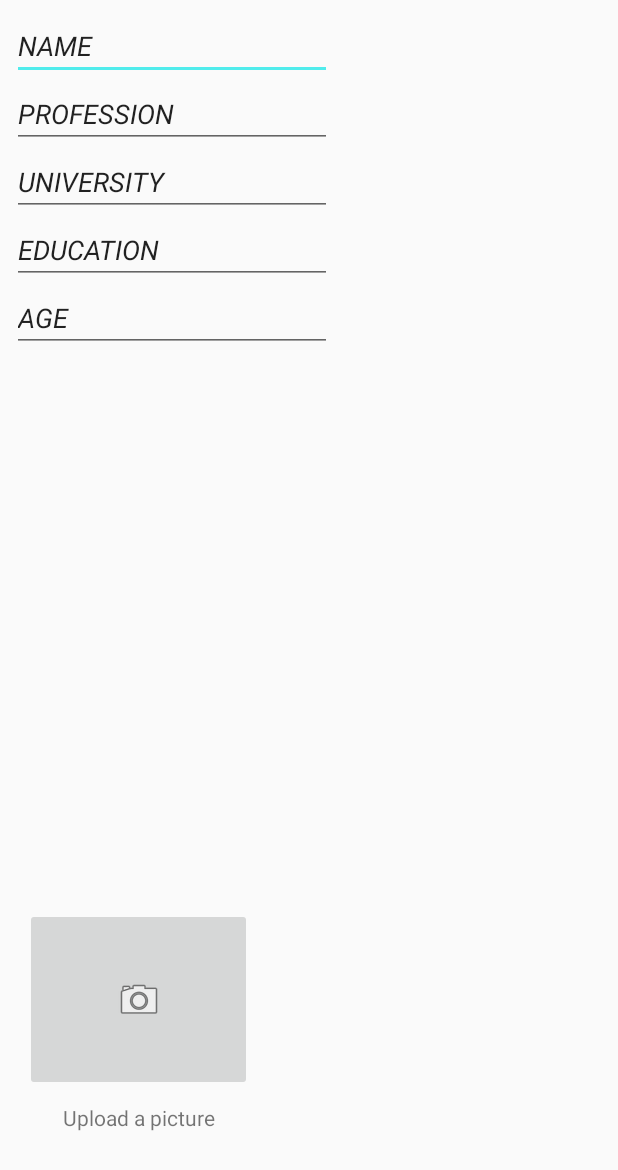
After one commit to nugready/PB_Revised, an Android app: the layout activity_customize_profile.xml on its own in the app's theme, with its tools: preview values and no code run, on a phone screen of 412 x 824 dp. The commit adds this screen. Shown: the top 1170 px of the screen. Run offline under Robolectric (Android 15) with nearby library versions, the phone set to English and light mode, and no system bars.

Commit message:
customize profile

```diff
--- /dev/null
+++ b/app/src/main/res/layout/activity_customize_profile.xml
@@ -0,0 +1,108 @@
+<?xml version="1.0" encoding="utf-8"?>
+<LinearLayout xmlns:android="http://schemas.android.com/apk/res/android"
+    xmlns:app="http://schemas.android.com/apk/res-auto"
+    xmlns:tools="http://schemas.android.com/tools"
+    android:layout_width="match_parent"
+    android:layout_height="match_parent"
+    android:weightSum="1"
+    android:orientation="vertical">
+
+
+    <android.support.constraint.ConstraintLayout
+        android:layout_width="match_parent"
+        android:layout_height="match_parent">
+
+        <LinearLayout
+            android:layout_width="361dp"
+            android:layout_height="276dp"
+            android:orientation="vertical"
+            app:layout_constraintTop_toTopOf="parent"
+            android:layout_marginTop="8dp"
+            android:layout_marginRight="8dp"
+            app:layout_constraintRight_toRightOf="parent"
+            android:layout_marginLeft="8dp"
+            app:layout_constraintLeft_toLeftOf="parent"
+            app:layout_constraintBottom_toBottomOf="parent"
+            android:layout_marginBottom="8dp"
+            app:layout_constraintHorizontal_bias="0.0"
+            app:layout_constraintVertical_bias="0.0"
+            android:id="@+id/linearLayout">
+
+            <EditText
+                android:id="@+id/editText24"
+                android:layout_width="wrap_content"
+                android:layout_height="wrap_content"
+                android:ems="10"
+                android:inputType="textPersonName"
+                android:text="@string/profile_name"
+                android:textStyle="italic" />
+
+            <EditText
+                android:id="@+id/editText25"
+                android:layout_width="wrap_content"
+                android:layout_height="wrap_content"
+                android:ems="10"
+                android:inputType="textPersonName"
+                android:text="@string/profile_profession"
+                android:textStyle="italic" />
+
+            <EditText
+                android:id="@+id/editText26"
+                android:layout_width="wrap_content"
+                android:layout_height="wrap_content"
+                android:ems="10"
+                android:inputType="textPersonName"
+                android:text="@string/profile_university"
+                android:textStyle="italic" />
+
+            <EditText
+                android:id="@+id/editText27"
+                android:layout_width="wrap_content"
+                android:layout_height="wrap_content"
+                android:ems="10"
+                android:inputType="textPersonName"
+                android:text="@string/profile_education"
+                android:textStyle="italic" />
+
+            <EditText
+                android:id="@+id/editText28"
+                android:layout_width="wrap_content"
+                android:layout_height="wrap_content"
+                android:ems="10"
+                android:inputType="textPersonName"
+                android:text="@string/profile_age"
+                android:textStyle="italic" />
+        </LinearLayout>
+
+        <ImageButton
+            android:id="@+id/imageButton2"
+            android:layout_width="151dp"
+            android:layout_height="122dp"
+            app:srcCompat="@android:drawable/ic_menu_camera"
+            android:layout_marginTop="8dp"
+            app:layout_constraintTop_toBottomOf="@+id/linearLayout"
+            android:layout_marginBottom="8dp"
+            app:layout_constraintBottom_toTopOf="@+id/textView4"
+            android:layout_marginLeft="8dp"
+            app:layout_constraintLeft_toLeftOf="parent"
+            android:layout_marginRight="8dp"
+            app:layout_constraintRight_toRightOf="parent"
+            app:layout_constraintHorizontal_bias="0.036"
+            app:layout_constraintVertical_bias="1.0" />
+
+        <TextView
+            android:id="@+id/textView4"
+            android:layout_width="wrap_content"
+            android:layout_height="wrap_content"
+            android:layout_marginBottom="69dp"
+            android:layout_marginLeft="8dp"
+            android:layout_marginRight="8dp"
+            android:text="@string/profile_pic"
+            app:layout_constraintBottom_toBottomOf="parent"
+            app:layout_constraintHorizontal_bias="0.116"
+            app:layout_constraintLeft_toLeftOf="parent"
+            app:layout_constraintRight_toRightOf="parent" />
+
+    </android.support.constraint.ConstraintLayout>
+
+</LinearLayout>
--- a/app/src/main/res/layout/activity_login.xml
+++ b/app/src/main/res/layout/activity_login.xml
@@ -38,19 +38,22 @@
             android:layout_height="wrap_content" />
 
         <EditText
-            android:layout_margin="15dp"
-            android:inputType="textPassword"
-            android:hint="Enter your password"
             android:id="@+id/editTextPassword"
             android:layout_width="match_parent"
-            android:layout_height="wrap_content" />
+            android:layout_height="wrap_content"
+            android:layout_margin="15dp"
+            android:fontFamily="sans-serif"
+            android:hint="Enter your password"
+            android:inputType="textPassword" />
 
         <Button
+            android:id="@+id/buttonSignin"
+            style="@style/Widget.AppCompat.Button.Colored"
+            android:layout_width="match_parent"
+            android:layout_height="wrap_content"
             android:layout_margin="15dp"
-            android:id="@+id/buttonSignin"
             android:text="Login"
-            android:layout_width="match_parent"
-            android:layout_height="wrap_content" />
+            android:textAppearance="@style/TextAppearance.AppCompat.Body2" />
 
         <TextView
             android:textAlignment="center"
--- a/app/src/main/res/layout/activity_main.xml
+++ b/app/src/main/res/layout/activity_main.xml
@@ -30,27 +30,30 @@
             android:layout_gravity="center_horizontal"/>
 
         <EditText
-        android:layout_margin="15dp"
-        android:inputType="textEmailAddress"
-        android:hint="Enter your email"
             android:id="@+id/editTextEmail"
             android:layout_width="match_parent"
-        android:layout_height="wrap_content" />
+            android:layout_height="wrap_content"
+            android:layout_margin="15dp"
+            android:hint="Enter your email"
+            android:inputType="textEmailAddress" />
 
         <EditText
-        android:layout_margin="15dp"
-        android:inputType="textPassword"
-        android:hint="Enter your password"
             android:id="@+id/editTextPassword"
             android:layout_width="match_parent"
-        android:layout_height="wrap_content" />
+            android:layout_height="wrap_content"
+            android:layout_margin="15dp"
+            android:fontFamily="sans-serif"
+            android:hint="Enter your password"
+            android:inputType="textPassword" />
 
         <Button
+            android:id="@+id/buttonRegister"
+            style="@style/Widget.AppCompat.Button.Colored"
+            android:layout_width="match_parent"
+            android:layout_height="wrap_content"
             android:layout_margin="15dp"
-        android:id="@+id/buttonRegister"
             android:text="Register User"
-        android:layout_width="match_parent"
-        android:layout_height="wrap_content" />
+            android:textAppearance="@style/TextAppearance.AppCompat" />
 
      <TextView
          android:textAlignment="center"
--- a/app/src/main/res/layout/activity_profile.xml
+++ b/app/src/main/res/layout/activity_profile.xml
@@ -15,7 +15,8 @@
         app:layout_constraintRight_toRightOf="parent"
         app:layout_constraintTop_toTopOf="parent"
         app:layout_constraintHorizontal_bias="0.0"
-        app:layout_constraintVertical_bias="0.0">
+        app:layout_constraintVertical_bias="0.0"
+        android:weightSum="1">
 
         <TextView
             android:id="@+id/textViewUserEmail"
@@ -26,9 +27,11 @@
 
         <Button
             android:id="@+id/buttonLogout"
+            style="@style/Widget.AppCompat.Button.Colored"
             android:layout_width="wrap_content"
             android:layout_height="wrap_content"
+            android:layout_gravity="center_horizontal"
             android:text="Logout"
-            android:layout_gravity="center_horizontal"/>
+            android:textAppearance="@style/TextAppearance.AppCompat" />
     </LinearLayout>
 </android.support.constraint.ConstraintLayout>
--- a/app/src/main/res/values/colors.xml
+++ b/app/src/main/res/values/colors.xml
@@ -1,6 +1,6 @@
 <?xml version="1.0" encoding="utf-8"?>
 <resources>
-    <color name="colorPrimary">#3F51B5</color>
-    <color name="colorPrimaryDark">#303F9F</color>
-    <color name="colorAccent">#FF4081</color>
+    <color name="colorPrimary">#23e1da</color>
+    <color name="colorPrimaryDark">#07b3b0</color>
+    <color name="colorAccent">#50ecec</color>
 </resources>
--- a/app/src/main/res/values/strings.xml
+++ b/app/src/main/res/values/strings.xml
@@ -1,3 +1,9 @@
 <resources>
     <string name="app_name">PB_Revised</string>
+    <string name="profile_profession">PROFESSION</string>
+    <string name="profile_university">UNIVERSITY</string>
+    <string name="profile_education">EDUCATION</string>
+    <string name="profile_age">AGE</string>
+    <string name="profile_name">NAME</string>
+    <string name= "profile_pic">Upload a picture</string>
 </resources>
```
Lines whose indentation alone changed are shown as unchanged.
